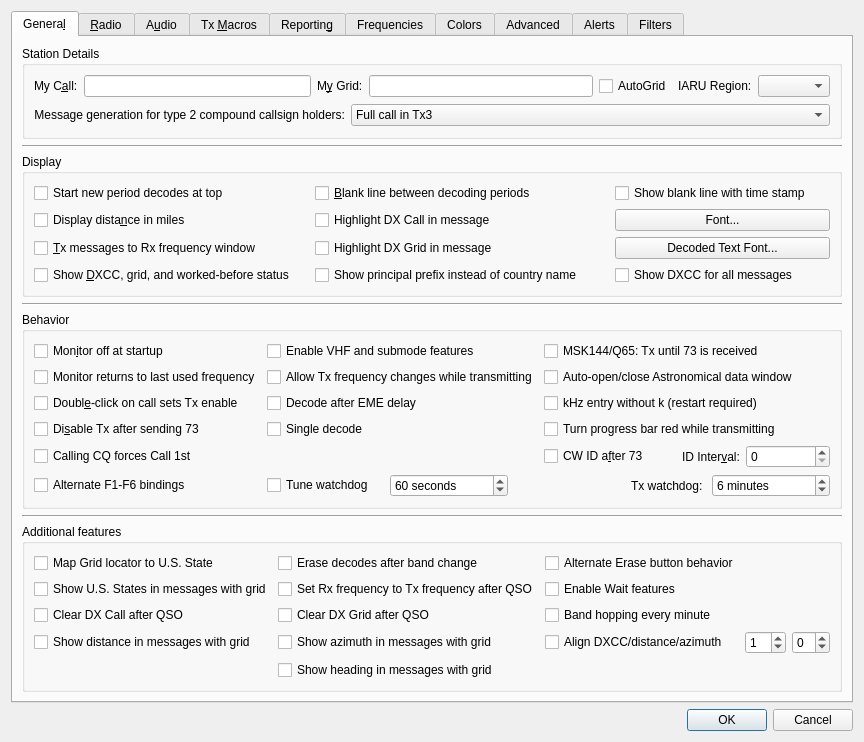
The window that wsjtx/Configuration.ui (RiskAndReward1337/wsjtx-omega) describes before a commit, drawn with Qt 5.
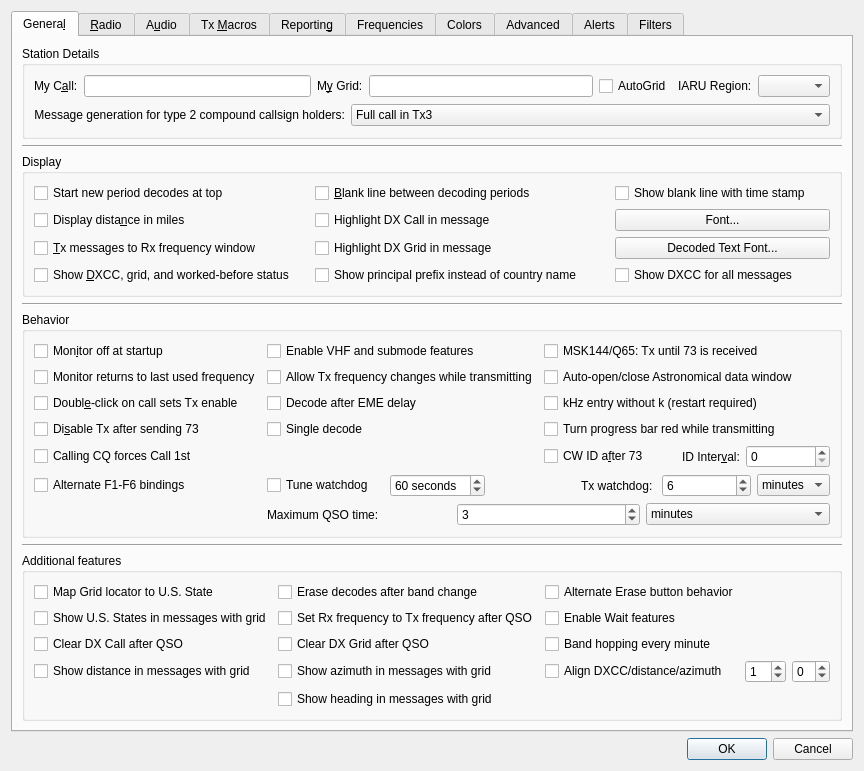
The same window after the commit. Custom widgets are drawn as their Qt base class.

```diff
--- a/wsjtx/Configuration.ui
+++ b/wsjtx/Configuration.ui
@@ -424,7 +424,7 @@
            </widget>
           </item>
           <item row="7" column="1" colspan="3">
-           <layout class="QHBoxLayout" name="TxWatchdog_Layout" stretch="0,1,1,0,1">
+           <layout class="QHBoxLayout" name="TxWatchdog_Layout" stretch="0,1,1,0,1,0">
             <item>
              <widget class="QCheckBox" name="tune_watchdog_check_box">
               <property name="toolTip">
@@ -486,7 +486,7 @@
                <string>Disabled</string>
               </property>
               <property name="suffix">
-               <string> minutes</string>
+               <string/>
               </property>
               <property name="prefix">
                <string/>
@@ -494,6 +494,44 @@
               <property name="value">
                <number>6</number>
               </property>
+            </widget>
+           </item>
+            <item>
+             <widget class="QComboBox" name="tx_watchdog_units">
+              <property name="toolTip">
+               <string>Minutes: existing idle-time watchdog. Cycles: count one per transmitted period, allowing the receive period before stopping further repeats.</string>
+              </property>
+              <item><property name="text"><string>minutes</string></property></item>
+              <item><property name="text"><string>cycles</string></property></item>
+             </widget>
+            </item>
+           </layout>
+          </item>
+          <item row="8" column="1" colspan="3">
+           <layout class="QHBoxLayout" name="maximumQsoLayout">
+            <item>
+             <widget class="QLabel" name="maximum_qso_label">
+              <property name="text"><string>Maximum QSO time:</string></property>
+              <property name="buddy"><cstring>maximum_qso_spin_box</cstring></property>
+             </widget>
+            </item>
+            <item>
+             <widget class="QSpinBox" name="maximum_qso_spin_box">
+              <property name="toolTip">
+               <string>Overall limit starting with our first transmission to a station. Includes all transmit and receive time, without resetting on reports or message changes. Each Multi-Response station gets its own limit. An in-progress transmission is allowed to finish. Zero disables this limit.</string>
+              </property>
+              <property name="specialValueText"><string>Disabled</string></property>
+              <property name="maximum"><number>99</number></property>
+              <property name="value"><number>3</number></property>
+             </widget>
+            </item>
+            <item>
+             <widget class="QComboBox" name="maximum_qso_units">
+              <property name="toolTip">
+               <string>A cycle is one TX/RX pair: 30 seconds in FT8, 15 seconds in FT4. Both units measure the entire QSO, including receive periods.</string>
+              </property>
+              <item><property name="text"><string>minutes</string></property></item>
+              <item><property name="text"><string>cycles (TX + RX)</string></property></item>
              </widget>
             </item>
            </layout>
```
Left out of the diff: 2 changed lines with no effect on the pictures.
